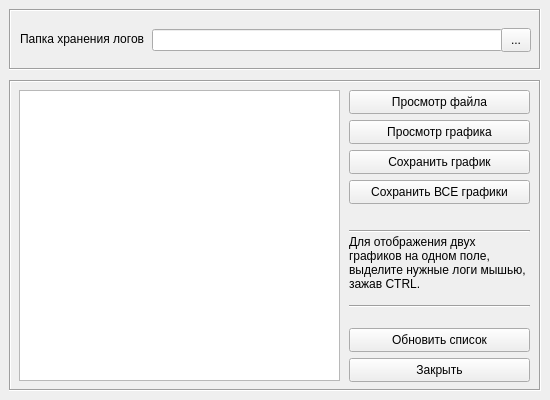
Qt form ui/logs.ui (sergeycccv/battery_modbus) before a commit.
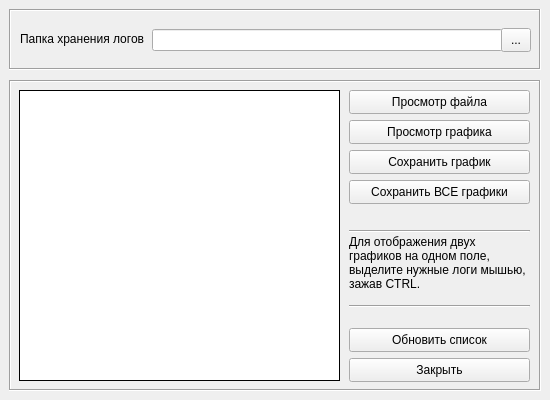
The same form after that commit. Icons and pictures are not drawn.

The edit to the form file:
```diff
--- a/ui/logs.ui
+++ b/ui/logs.ui
@@ -112,6 +112,12 @@
        <height>291</height>
       </rect>
      </property>
+     <property name="frameShape">
+      <enum>QFrame::Shape::Box</enum>
+     </property>
+     <property name="frameShadow">
+      <enum>QFrame::Shadow::Plain</enum>
+     </property>
     </widget>
     <widget class="QPushButton" name="btn_view_log">
      <property name="geometry">
```
